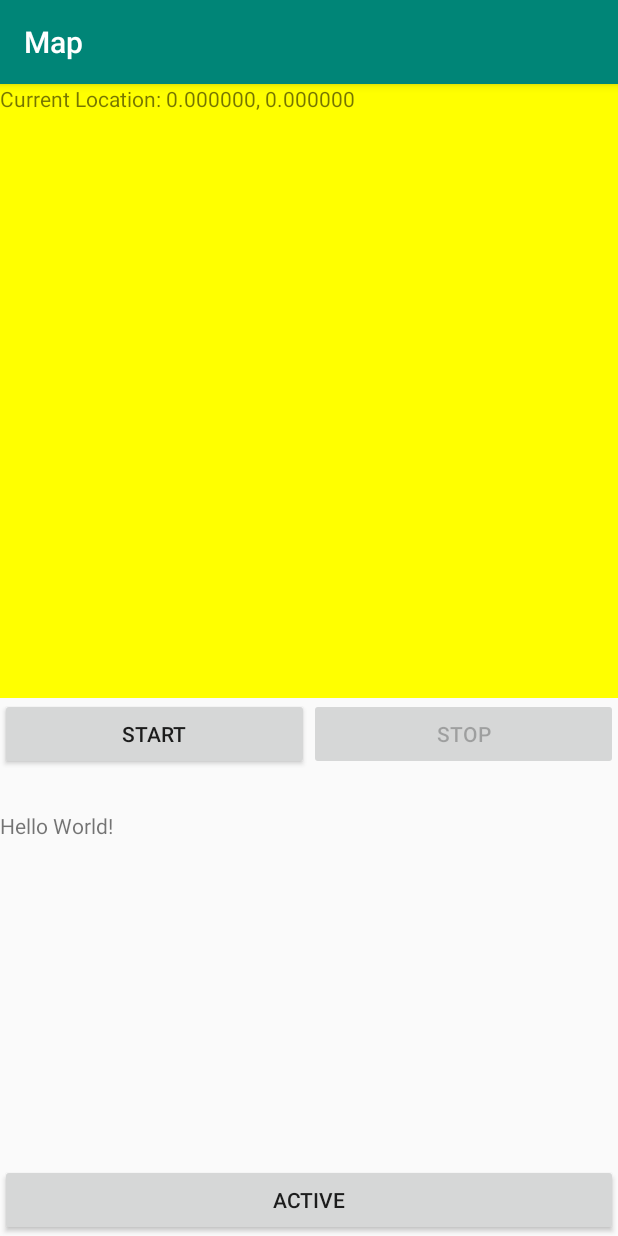
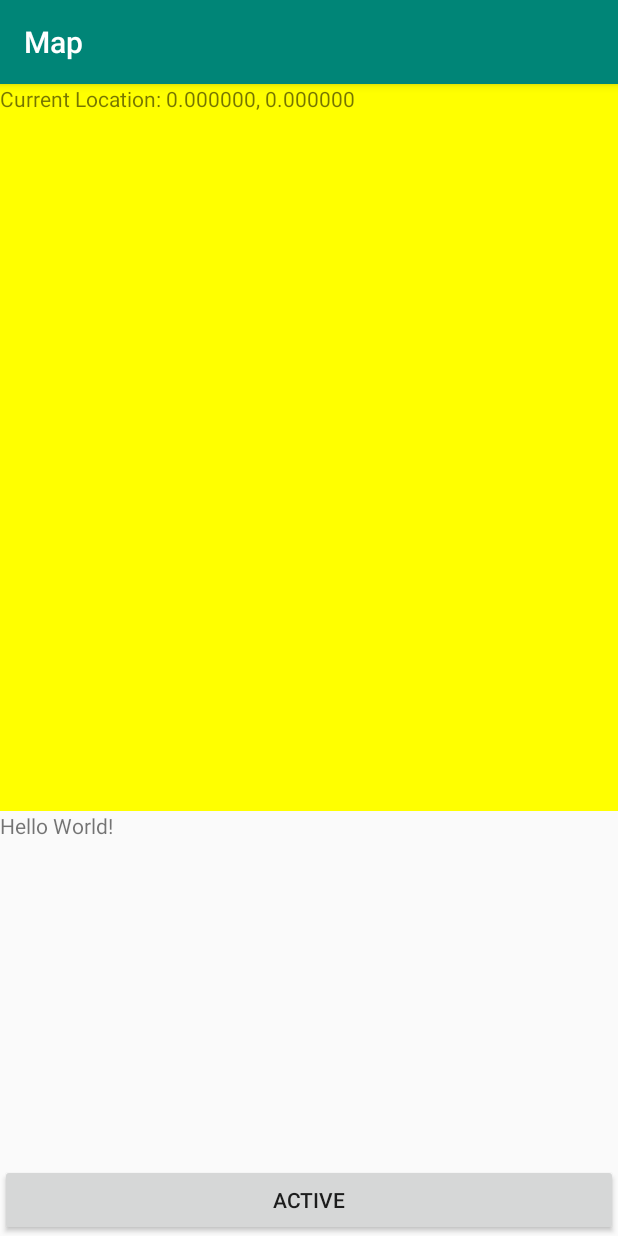
Before and after one commit to 4nna/burst, an Android app: the screen it shows after launch (MainActivity), on a phone screen of 412 x 824 dp. Run offline under Robolectric (Android 15) with nearby library versions, the phone set to English and light mode, and no system bars; our stand-ins replace ButterKnife, Volley; libraries missing offline, so code that uses them is left out: com.karumi.dexter.

Commit message:
removed the location tracking start and stop buttons again, now its always tracking

```diff
--- a/app/src/main/java/de/hacktival/burst/MainActivity.java
+++ b/app/src/main/java/de/hacktival/burst/MainActivity.java
@@ -80,8 +80,6 @@ public class MainActivity extends AppCompatActivity {
     //private static final String REQUESTING_LOCATION_UPDATES_KEY = "requesting_Location_Updates";
     private double latitude;
     private double longitude;
-    Button btnStartUpdates;
-    Button btnStopUpdates;
     TextView simpleTextView;
     Button activateButton;
 
@@ -138,8 +136,6 @@ public class MainActivity extends AppCompatActivity {
         setContentView(R.layout.activity_main); //set the layout
         simpleTextView = (TextView) findViewById(R.id.location_text); //get the id for TextView
         activateButton = (Button) findViewById(R.id.button); //get the id for button
-        btnStartUpdates=findViewById(R.id.btn_start_location_updates);
-        btnStopUpdates=findViewById(R.id.btn_stop_location_updates);
 
         simpleTextView.setText(String.format("Current Location: %f, %f", latitude, longitude));
         activateButton.setOnClickListener(new View.OnClickListener() {
@@ -196,7 +192,7 @@ public class MainActivity extends AppCompatActivity {
             };
         };
 
-        mRequestingLocationUpdates = false;
+        mRequestingLocationUpdates = true;
         //LocationRequest mlocationRequest = LocationRequest.create();
         mLocationRequest = new LocationRequest();
         mLocationRequest.setInterval(10000);
@@ -239,7 +235,6 @@ public class MainActivity extends AppCompatActivity {
             //simpleTextView.setBackgroundColor(Color.BLUE);
             simpleTextView.setText(String.format("Current Location: %f - %f ", mCurrentLocation.getLatitude(), mCurrentLocation.getLongitude()));
         }
-        toggleButtons();
     }
 
     @Override
@@ -249,15 +244,6 @@ public class MainActivity extends AppCompatActivity {
         super.onSaveInstanceState(outState);
     }
 
-    private void toggleButtons() {
-        if (mRequestingLocationUpdates) {
-            btnStartUpdates.setEnabled(false);
-            btnStopUpdates.setEnabled(true);
-        } else {
-            btnStartUpdates.setEnabled(true);
-            btnStopUpdates.setEnabled(false);
-        }
-    }
 
 
 
@@ -318,42 +304,6 @@ public class MainActivity extends AppCompatActivity {
     }
 
 
-
-    @OnClick(R.id.btn_start_location_updates)
-    public void startLocationButtonClick() {
-        // Requesting ACCESS_FINE_LOCATION using Dexter library
-        Dexter.withActivity(this)
-                .withPermission(Manifest.permission.ACCESS_FINE_LOCATION)
-                .withListener(new PermissionListener() {
-                    @Override
-                    public void onPermissionGranted(PermissionGrantedResponse response) {
-                        mRequestingLocationUpdates = true;
-                        startLocationUpdates();
-                    }
-
-                    @Override
-                    public void onPermissionDenied(PermissionDeniedResponse response) {
-                        if (response.isPermanentlyDenied()) {
-                            // open device settings when the permission is
-                            // denied permanently
-                            openSettings();
-                        }
-                    }
-
-                    @Override
-                    public void onPermissionRationaleShouldBeShown(PermissionRequest permission, PermissionToken token) {
-                        token.continuePermissionRequest();
-                    }
-                }).check();
-    }
-
-    @OnClick(R.id.btn_stop_location_updates)
-    public void stopLocationButtonClick() {
-        mRequestingLocationUpdates = false;
-        stopLocationUpdates();
-    }
-
-
     private void stopLocationUpdates() {
         // Removing location updates
         mFusedLocationClient
@@ -362,7 +312,6 @@ public class MainActivity extends AppCompatActivity {
                     @Override
                     public void onComplete(@NonNull Task<Void> task) {
                         Toast.makeText(getApplicationContext(), "Location updates stopped!", Toast.LENGTH_SHORT).show();
-                        toggleButtons();
                     }
                 });
     }
--- a/app/src/main/res/layout/activity_main.xml
+++ b/app/src/main/res/layout/activity_main.xml
@@ -15,26 +15,6 @@
         android:visibility="visible"
         tools:visibility="visible" />
 
-    <LinearLayout
-        android:layout_width="match_parent"
-        android:layout_height="75dp"
-        android:orientation="horizontal">
-
-        <Button
-            android:id="@+id/btn_start_location_updates"
-            android:layout_width="wrap_content"
-            android:layout_height="wrap_content"
-            android:layout_weight="1"
-            android:text="start" />
-
-        <Button
-            android:id="@+id/btn_stop_location_updates"
-            android:layout_width="wrap_content"
-            android:layout_height="wrap_content"
-            android:layout_weight="1"
-            android:text="stop" />
-    </LinearLayout>
-
     <TextView
         android:id="@+id/matched_text"
         android:layout_width="match_parent"
```
